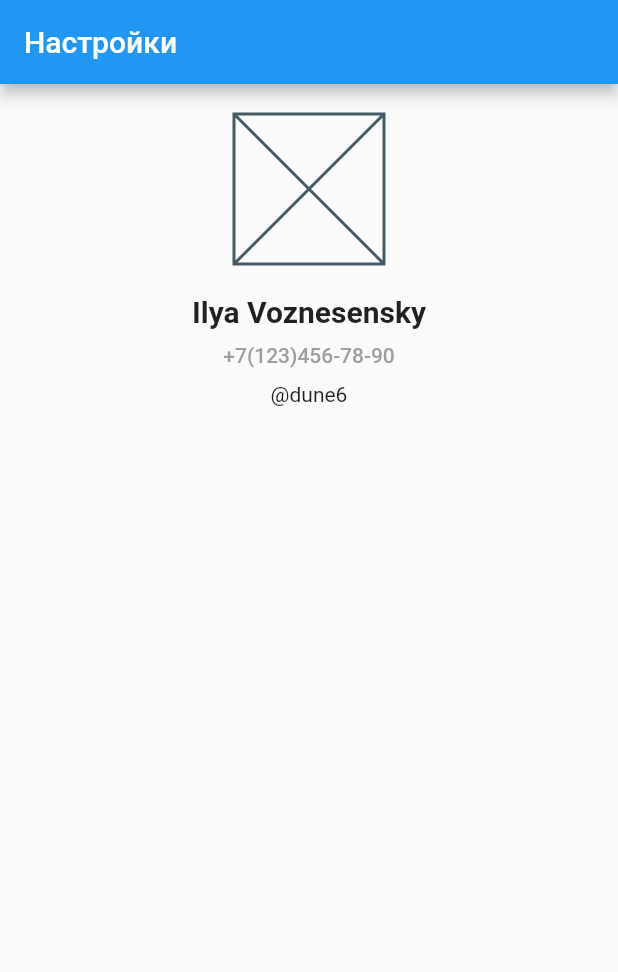
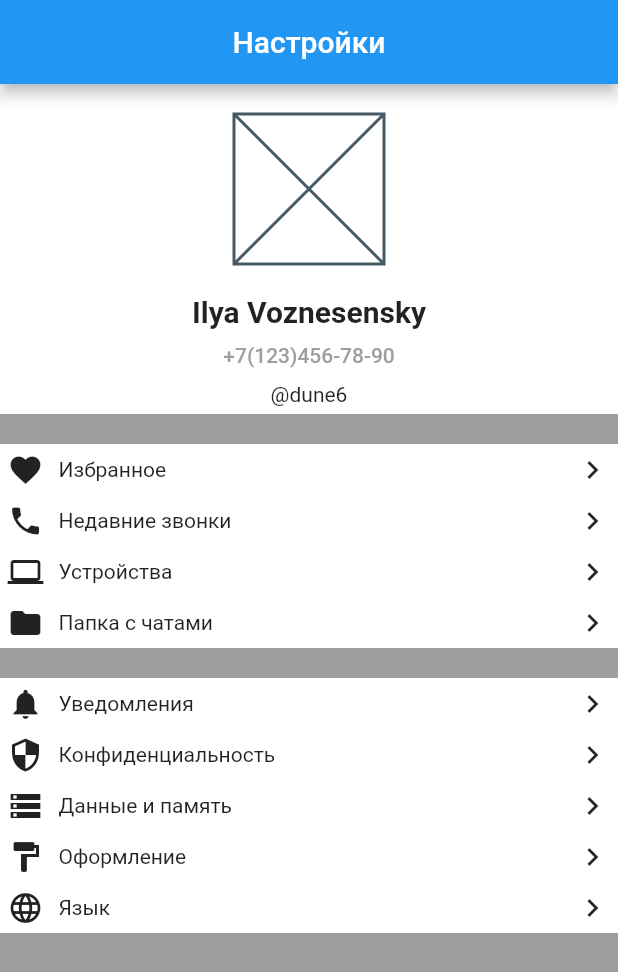
Before and after one commit to dune6/dart-flutter-samples, a Flutter app: the screen it shows after launch, on a phone screen of 412 x 824 dp. Shown: the top 972 px of the screen. Run offline on Flutter 3.47's test engine with Material 2 defaults, Android fonts, the phone set to English and light mode, and no system bars.

Commit message:
Complete lesson 21

```diff
--- a/flutter/01_telegram_settings_screen/lib/widgets/my_app.dart
+++ b/flutter/01_telegram_settings_screen/lib/widgets/my_app.dart
@@ -6,10 +6,8 @@ class App extends StatelessWidget {
 
   @override
   Widget build(BuildContext context) {
-    return const MaterialApp(
-      home: UserProfile(
-
-      ),
+    return  MaterialApp(
+      home: UserProfile(),
     );
   }
 }
--- a/flutter/01_telegram_settings_screen/lib/widgets/user_profile.dart
+++ b/flutter/01_telegram_settings_screen/lib/widgets/user_profile.dart
@@ -1,13 +1,29 @@
-import 'package:flutter/cupertino.dart';
 import 'package:flutter/material.dart';
 
 class UserProfile extends StatelessWidget {
-  const UserProfile();
+  UserProfile();
+
+  final List<MenuRowData> fristMenuRow = [
+    MenuRowData(Icons.favorite, 'Избранное'),
+    MenuRowData(Icons.phone, 'Недавние звонки'),
+    MenuRowData(Icons.computer, 'Устройства'),
+    MenuRowData(Icons.folder, 'Папка с чатами'),
+  ];
+
+  final List<MenuRowData> secondMenuRow = [
+    MenuRowData(Icons.notifications, 'Уведомления'),
+    MenuRowData(Icons.security, 'Конфиденциальность'),
+    MenuRowData(Icons.storage, 'Данные и память'),
+    MenuRowData(Icons.format_paint, 'Оформление'),
+    MenuRowData(Icons.language, 'Язык'),
+  ];
 
   @override
   Widget build(BuildContext context) {
     return Scaffold(
+      backgroundColor: Colors.grey,
       appBar: AppBar(
+        centerTitle: true,
         title: const Text('Настройки'),
       ),
       body: SizedBox(
@@ -15,6 +31,85 @@ class UserProfile extends StatelessWidget {
         child: Column(
           mainAxisAlignment: MainAxisAlignment.start,
           crossAxisAlignment: CrossAxisAlignment.center,
+          children: [
+            const _UserInfo(),
+            const SizedBox(height: 20,),
+            _MenuWidget(
+              menuRow: fristMenuRow,
+            ),
+            const SizedBox(height: 20,),
+            _MenuWidget(menuRow: secondMenuRow)
+          ],
+        ),
+      ),
+    );
+  }
+}
+
+class MenuRowData {
+  final IconData icon;
+  final String text;
+
+  MenuRowData(this.icon, this.text);
+}
+
+class _MenuWidget extends StatelessWidget {
+  final List<MenuRowData> menuRow;
+
+  const _MenuWidget({Key? key, required this.menuRow}) : super(key: key);
+
+  @override
+  Widget build(BuildContext context) {
+    return Container(
+      color: Colors.white,
+      width: double.infinity,
+      child: Column(
+        children: menuRow.map((data) => _MenuWidgetRow(data: data)).toList(),
+      ),
+    );
+  }
+}
+
+class _MenuWidgetRow extends StatelessWidget {
+  final MenuRowData data;
+
+  const _MenuWidgetRow({
+    Key? key,
+    required this.data,
+  }) : super(key: key);
+
+  @override
+  Widget build(BuildContext context) {
+    return Padding(
+      padding: const EdgeInsets.symmetric(horizontal: 5, vertical: 5),
+      child: Row(
+        mainAxisSize: MainAxisSize.max,
+        children: [
+          Icon(data.icon),
+          const SizedBox(
+            width: 10,
+          ),
+          Expanded(child: Text(data.text)),
+          const Icon(Icons.chevron_right),
+        ],
+      ),
+    );
+  }
+}
+
+class _UserInfo extends StatelessWidget {
+  const _UserInfo({
+    Key? key,
+  }) : super(key: key);
+
+  @override
+  Widget build(BuildContext context) {
+    return Container(
+      width: double.infinity,
+      color: Colors.white,
+      child: Padding(
+        padding: const EdgeInsets.only(bottom: 5),
+        child: Column(
           children: const [
             SizedBox(
               height: 20,
```
